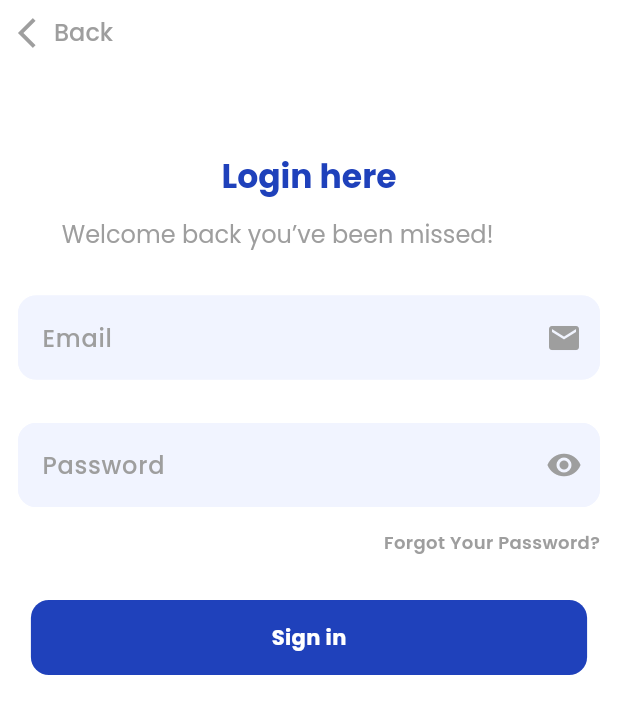
After one commit to ElsayedAymanElsayed/e_commerce, a Flutter app: the LoginView screen opened by its route, on a phone screen of 412 x 824 dp. The commit adds this screen. Shown: the top 714 px of the screen. Run offline on Flutter 3.47's test engine with Material 3 defaults, Android fonts, the phone set to English and light mode, and no system bars; our stand-ins replace gap, go_router, google_fonts, smooth_page_indicator.

Commit message:
create login view

```diff
--- /dev/null
+++ b/devtools_options.yaml
@@ -0,0 +1,3 @@
+description: This file stores settings for Dart & Flutter DevTools.
+documentation: https://docs.flutter.dev/tools/devtools/extensions#configure-extension-enablement-states
+extensions:
--- a/lib/core/shared/widgets/custom_container_buttom.dart
+++ b/lib/core/shared/widgets/custom_container_buttom.dart
@@ -21,11 +21,11 @@ class CustomContainerButtom extends StatelessWidget {
       onTap: ontap,
       child: Container(
         height: 50,
-        width: MediaQuery.of(context).size.width * .80,
+        width: MediaQuery.of(context).size.width * .90,
         decoration: BoxDecoration(
           border: border,
           color: backgroundColor,
-          borderRadius: BorderRadius.circular(20),
+          borderRadius: BorderRadius.circular(12),
         ),
         child: Center(
           child: Customtext(
--- /dev/null
+++ b/lib/core/shared/widgets/custom_row_icon_back.dart
@@ -0,0 +1,25 @@
+import 'package:e_commerce/core/shared/theme/colors_app.dart';
+import 'package:flutter/material.dart';
+import 'package:go_router/go_router.dart';
+
+class CustomRowIconBack extends StatelessWidget {
+  const CustomRowIconBack({super.key});
+
+  @override
+  Widget build(BuildContext context) {
+    return GestureDetector(
+      onTap: () => GoRouter.of(context).pop(),
+      child: Row(
+        children: [
+          Icon(Icons.arrow_back_ios, color: ColorsApp.kGray),
+          Text(
+            'Back',
+            style: Theme.of(
+              context,
+            ).textTheme.headlineMedium!.copyWith(fontWeight: FontWeight.w500),
+          ),
+        ],
+      ),
+    );
+  }
+}
--- /dev/null
+++ b/lib/core/shared/widgets/custom_text_form_field.dart
@@ -0,0 +1,47 @@
+import 'package:e_commerce/core/shared/theme/colors_app.dart';
+import 'package:flutter/material.dart';
+
+class CustomTextFormField extends StatelessWidget {
+  const CustomTextFormField({
+    super.key,
+    required this.hint,
+    required this.iconButton,
+    this.textInputType,
+    this.validtion,
+    this.onsaved,
+  });
+  final String hint;
+  final IconButton iconButton;
+  final TextInputType? textInputType;
+  final String? Function(String?)? validtion;
+  final void Function(String?)? onsaved;
+  @override
+  Widget build(BuildContext context) {
+    return TextFormField(
+      onSaved: onsaved,
+      validator: validtion,
+      keyboardType: textInputType,
+      cursorColor: ColorsApp.kbuttomColorblue,
+      cursorHeight: 15,
+      cursorWidth: 1.5,
+      style: TextStyle(color: ColorsApp.kGray, fontWeight: FontWeight.w500),
+      decoration: InputDecoration(
+        hintStyle: TextStyle(color: ColorsApp.kGray),
+        hintText: hint,
+        suffixIcon: iconButton,
+        fillColor: ColorsApp.kTextfieldColor,
+        filled: true,
+        border: borderTextformfield(ColorsApp.kGray),
+        enabledBorder: borderTextformfield(ColorsApp.kTextfieldColor),
+        focusedBorder: borderTextformfield(ColorsApp.kbuttomColorblue),
+      ),
+    );
+  }
+
+  OutlineInputBorder borderTextformfield(Color color) {
+    return OutlineInputBorder(
+      borderRadius: BorderRadius.circular(12),
+      borderSide: BorderSide(color: color, width: 1.8),
+    );
+  }
+}
--- a/lib/features/auth/login/ui/views/login_page.dart
+++ b/lib/features/auth/login/ui/views/login_page.dart
@@ -1,3 +1,4 @@
+import 'package:e_commerce/features/auth/login/ui/widgets/ui_body_login_view.dart';
 import 'package:flutter/material.dart';
 
 class LoginView extends StatelessWidget {
@@ -5,6 +6,6 @@ class LoginView extends StatelessWidget {
 
   @override
   Widget build(BuildContext context) {
-    return const Scaffold();
+    return const Scaffold(body: UiBodyLoginView());
   }
 }
--- /dev/null
+++ b/lib/features/auth/login/ui/widgets/custom_container_login_view.dart
@@ -0,0 +1,16 @@
+import 'package:e_commerce/core/shared/theme/colors_app.dart';
+import 'package:e_commerce/core/shared/widgets/custom_container_buttom.dart';
+import 'package:flutter/material.dart';
+
+class CustomContainerLoginView extends StatelessWidget {
+  const CustomContainerLoginView({super.key});
+
+  @override
+  Widget build(BuildContext context) {
+    return CustomContainerButtom(
+      backgroundColor: ColorsApp.kbuttomColorblue,
+      text: 'Sign in',
+      ontap: () {},
+    );
+  }
+}
--- /dev/null
+++ b/lib/features/auth/login/ui/widgets/custom_text_login_view.dart
@@ -0,0 +1,25 @@
+import 'package:flutter/material.dart';
+import 'package:gap/gap.dart';
+
+class CustomTextLoginView extends StatelessWidget {
+  const CustomTextLoginView({super.key});
+
+  @override
+  Widget build(BuildContext context) {
+    return Column(
+      children: [
+        Text('Login here', style: Theme.of(context).textTheme.headlineLarge),
+        Gap(15),
+        SizedBox(
+          width: MediaQuery.of(context).size.width * .80,
+          child: Text(
+            'Welcome back you’ve been missed!',
+            style: Theme.of(context).textTheme.headlineMedium,
+            overflow: TextOverflow.ellipsis,
+            maxLines: 1,
+          ),
+        ),
+      ],
+    );
+  }
+}
--- /dev/null
+++ b/lib/features/auth/login/ui/widgets/custom_textform_field_login_view.dart
@@ -0,0 +1,42 @@
+import 'package:e_commerce/core/shared/theme/colors_app.dart';
+import 'package:e_commerce/core/shared/widgets/custom_text_form_field.dart';
+import 'package:e_commerce/core/shared/widgets/customtext.dart';
+import 'package:flutter/material.dart';
+import 'package:gap/gap.dart';
+
+class CustomTextformFieldLoginView extends StatelessWidget {
+  const CustomTextformFieldLoginView({super.key});
+
+  @override
+  Widget build(BuildContext context) {
+    return Column(
+      children: [
+        CustomTextFormField(
+          hint: 'Email',
+          iconButton: IconButton(
+            onPressed: () {},
+            icon: const Icon(Icons.email, color: ColorsApp.kGray),
+          ),
+        ),
+        Gap(29),
+        CustomTextFormField(
+          hint: 'Password',
+          iconButton: IconButton(
+            onPressed: () {},
+            icon: Icon(Icons.visibility, color: ColorsApp.kGray),
+          ),
+        ),
+        Gap(15),
+        Align(
+          alignment: Alignment.centerRight,
+          child: Customtext(
+            text: 'Forgot Your Password?',
+            color: ColorsApp.kGray,
+            fontweight: FontWeight.w600,
+            size: 12,
+          ),
+        ),
+      ],
+    );
+  }
+}
--- /dev/null
+++ b/lib/features/auth/login/ui/widgets/ui_body_login_view.dart
@@ -0,0 +1,33 @@
+import 'package:e_commerce/core/shared/widgets/custom_row_icon_back.dart';
+import 'package:e_commerce/features/auth/login/ui/widgets/custom_container_login_view.dart';
+import 'package:e_commerce/features/auth/login/ui/widgets/custom_text_login_view.dart';
+import 'package:e_commerce/features/auth/login/ui/widgets/custom_textform_field_login_view.dart';
+import 'package:flutter/material.dart';
+import 'package:gap/gap.dart';
+
+class UiBodyLoginView extends StatelessWidget {
+  const UiBodyLoginView({super.key});
+
+  @override
+  Widget build(BuildContext context) {
+    return Padding(
+      padding: const EdgeInsets.symmetric(horizontal: 12),
+      child: SafeArea(
+        child: SingleChildScrollView(
+          child: Column(
+            children: [
+              Gap(10),
+              CustomRowIconBack(),
+              Gap(70),
+              CustomTextLoginView(),
+              Gap(30),
+              CustomTextformFieldLoginView(),
+              Gap(30),
+              CustomContainerLoginView(),
+            ],
+          ),
+        ),
+      ),
+    );
+  }
+}
--- a/lib/main.dart
+++ b/lib/main.dart
@@ -1,6 +1,7 @@
 import 'package:e_commerce/core/shared/theme/colors_app.dart';
 import 'package:e_commerce/core/utils/go_router/app_go_router.dart';
 import 'package:flutter/material.dart';
+import 'package:google_fonts/google_fonts.dart';
 
 void main() {
   runApp(const Ecommerce());
@@ -14,13 +15,18 @@ class Ecommerce extends StatelessWidget {
     return MaterialApp.router(
       theme: ThemeData.light().copyWith(
         scaffoldBackgroundColor: ColorsApp.kPrimaryColorWhite,
-        textTheme: TextTheme(
-          headlineLarge: const TextStyle(
-            fontWeight: FontWeight.bold,
-            fontSize: 22,
-            color: ColorsApp.kbuttomColorblue,
+        textTheme: GoogleFonts.poppinsTextTheme(
+          ThemeData.light().textTheme.copyWith(
+            headlineLarge: const TextStyle(
+              fontWeight: FontWeight.bold,
+              fontSize: 22,
+              color: ColorsApp.kbuttomColorblue,
+            ),
+            headlineMedium: const TextStyle(
+              color: ColorsApp.kGray,
+              fontSize: 16,
+            ),
           ),
-          headlineMedium: const TextStyle(color: ColorsApp.kGray, fontSize: 16),
         ),
       ),
       debugShowCheckedModeBanner: false,
```
